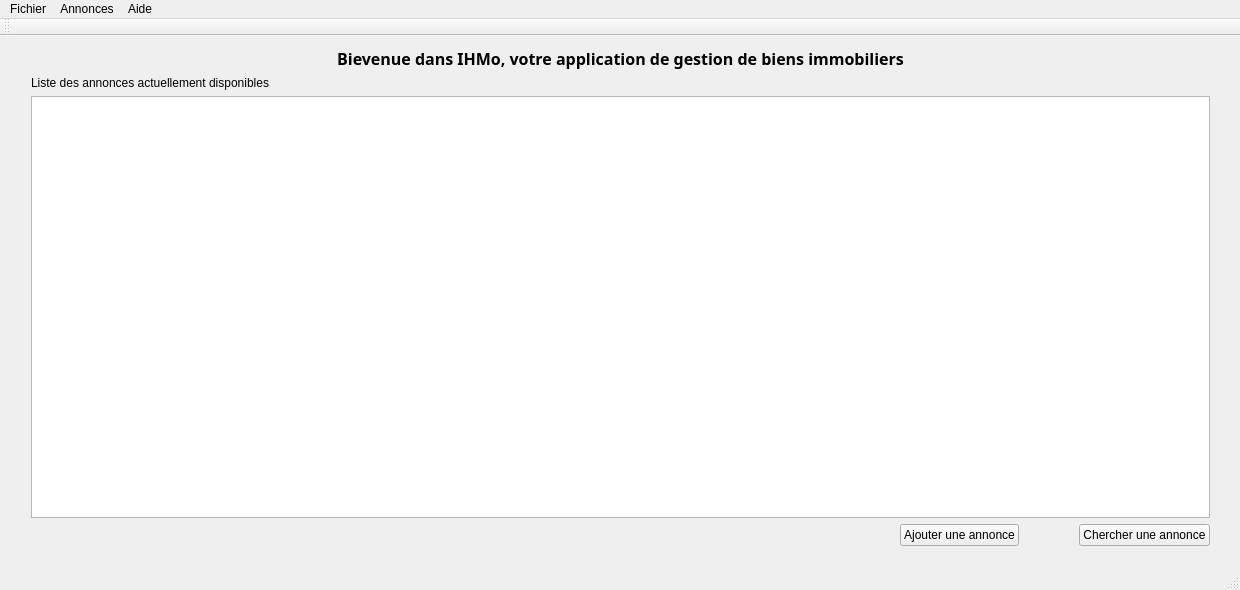
This is ihmo.ui in tonydd/IHMo as Qt 5 draws it before an edit. The edited form follows.
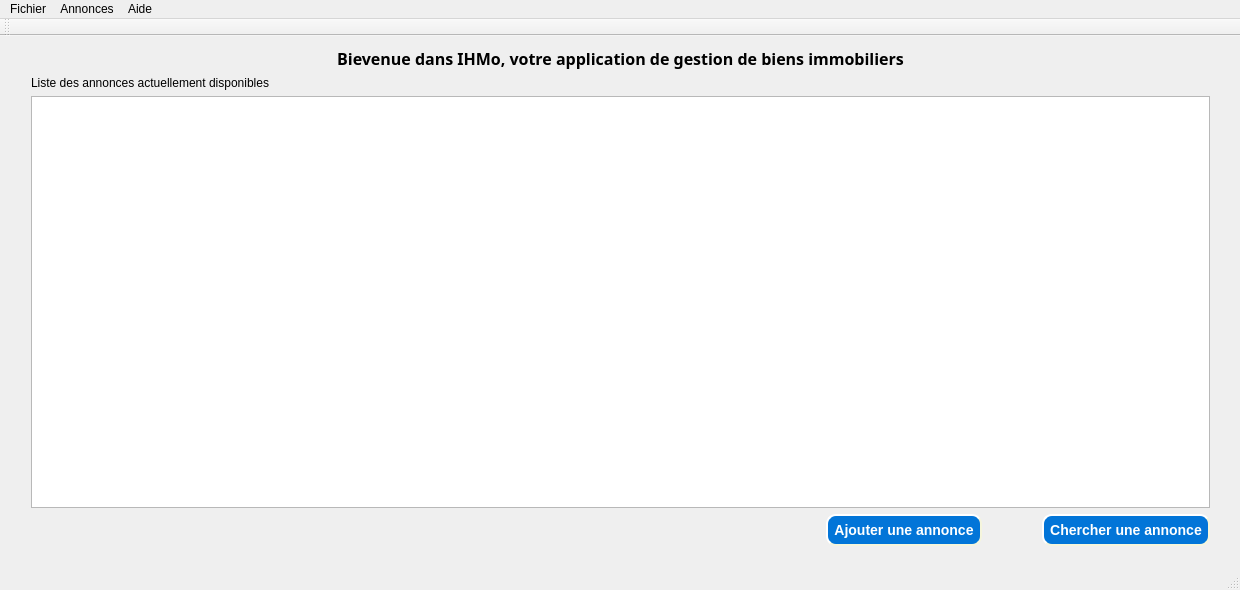
This is the edited form. Icons and pictures are not drawn.

Commit message: Un peu de style

```diff
--- a/ihmo.ui
+++ b/ihmo.ui
@@ -13,7 +13,23 @@
   <property name="windowTitle">
    <string>IHMo</string>
   </property>
+  <property name="styleSheet">
+   <string notr="true">QMainWindow {background-image: url('../Ressources/background.jpg')}</string>
+  </property>
   <widget class="QWidget" name="centralWidget">
+   <property name="styleSheet">
+    <string notr="true">QPushButton {
+    background-color: #0275d8;
+    border-style: outset;
+    border-width: 2px;
+    border-radius: 10px;
+    border-color: beige;
+	color: white;
+    font: bold 14px;
+    min-width: 10em;
+    padding: 6px;
+}</string>
+   </property>
    <widget class="QWidget" name="verticalLayoutWidget">
     <property name="geometry">
      <rect>
@@ -51,6 +67,9 @@
      </item>
      <item>
       <widget class="QTableWidget" name="tw_annonces">
+       <property name="styleSheet">
+        <string notr="true">#tw_annonces {opacity: 0.7;}</string>
+       </property>
        <property name="sizeAdjustPolicy">
         <enum>QAbstractScrollArea::AdjustIgnored</enum>
        </property>
@@ -88,6 +107,12 @@
        </item>
        <item>
         <widget class="QPushButton" name="pushButton_2">
+         <property name="cursor">
+          <cursorShape>PointingHandCursor</cursorShape>
+         </property>
+         <property name="styleSheet">
+          <string notr="true"/>
+         </property>
          <property name="text">
           <string>Ajouter une annonce</string>
          </property>
```
Left out of the diff: 7 changed lines with no effect on the pictures. The commit also changes 5 other files.
